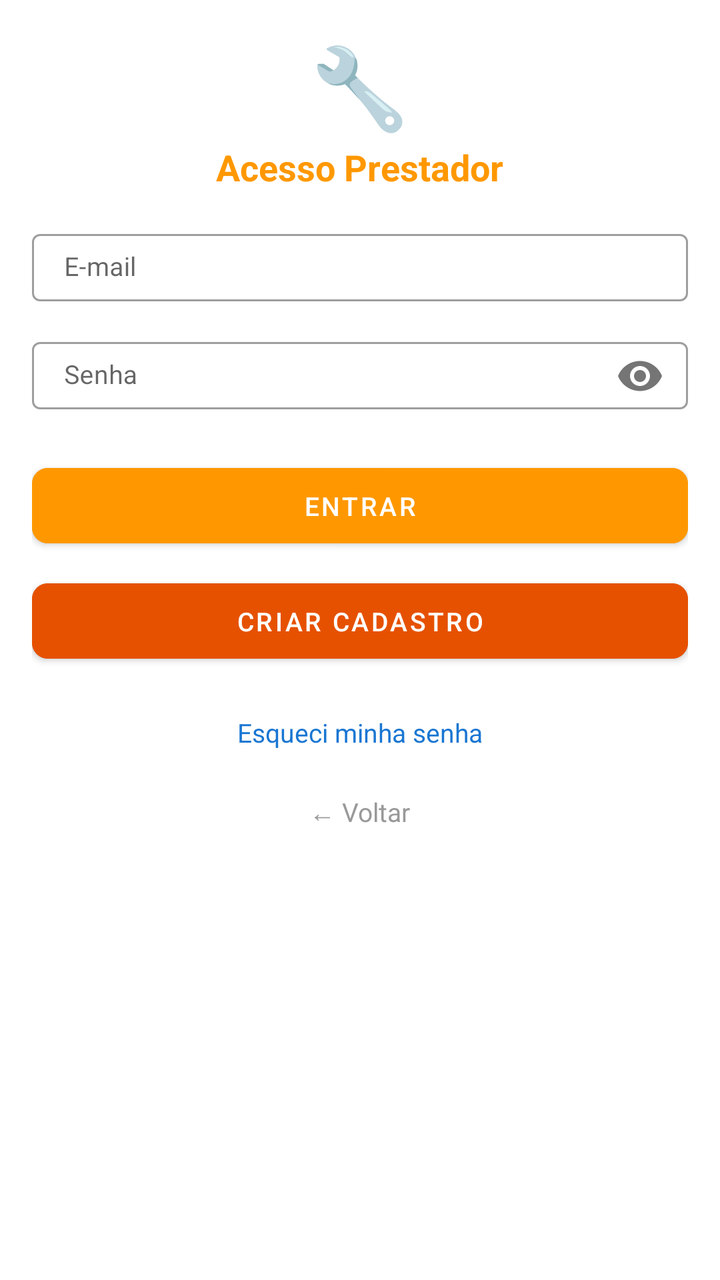
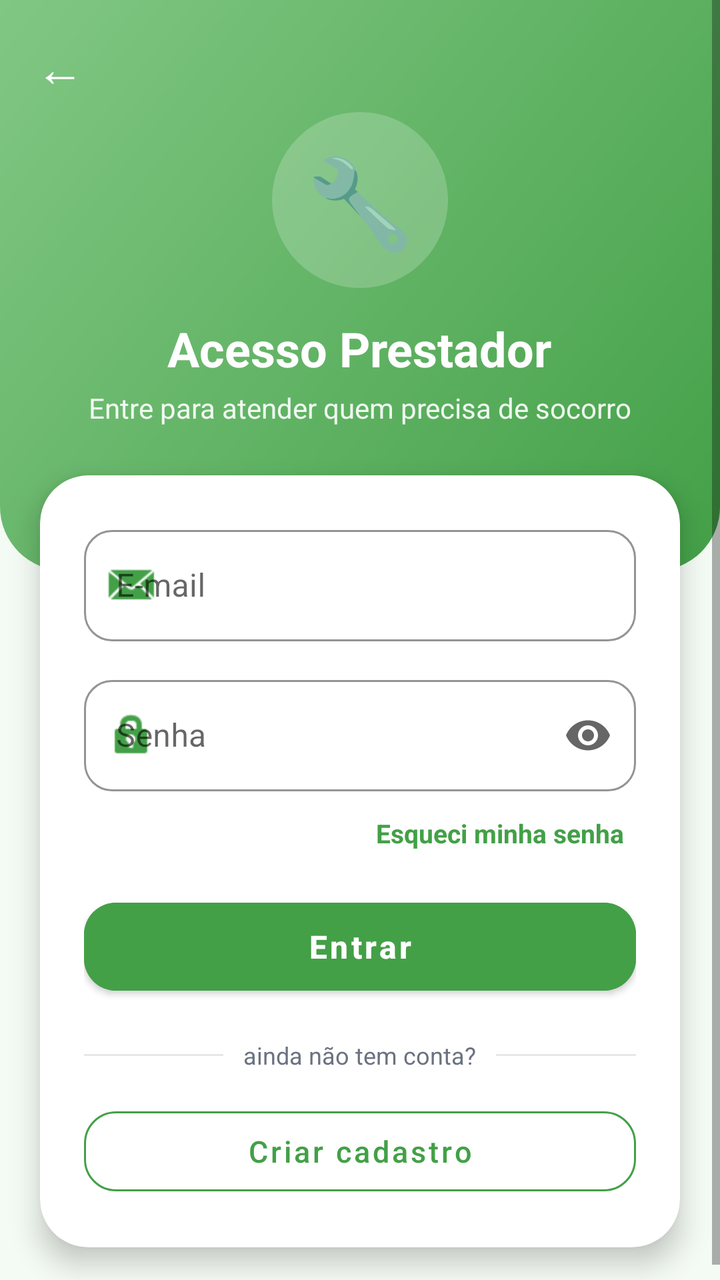

Before-and-after screenshots of an Android layout around one commit, followed by the original layout XML and the change that was made.
<!-- AndroidManifest.xml: application theme Theme.MaterialComponents.Light.NoActionBar -->
<!-- res/layout/activity_login_prestador.xml -->
<?xml version="1.0" encoding="utf-8"?>
<LinearLayout xmlns:android="http://schemas.android.com/apk/res/android"
    xmlns:app="http://schemas.android.com/apk/res-auto"
    xmlns:tools="http://schemas.android.com/tools"
    android:layout_width="match_parent"
    android:layout_height="match_parent"
    android:orientation="vertical"
    android:padding="16dp"
    android:paddingTop="48dp"
    android:background="@android:color/white"
    android:fitsSystemWindows="true"
    tools:context=".LoginPrestadorActivity">

    
    <TextView
        android:layout_width="wrap_content"
        android:layout_height="wrap_content"
        android:text="🔧"
        android:textSize="40sp"
        android:layout_marginBottom="2dp"
        android:layout_gravity="center_horizontal" />

    
    <TextView
        android:layout_width="wrap_content"
        android:layout_height="wrap_content"
        android:text="Acesso Prestador"
        android:textSize="18sp"
        android:textStyle="bold"
        android:textColor="#FF9800"
        android:layout_marginBottom="16dp"
        android:layout_gravity="center_horizontal" />

    
    <com.google.android.material.textfield.TextInputLayout
        android:layout_width="match_parent"
        android:layout_height="wrap_content"
        android:layout_marginBottom="8dp"
        app:hintEnabled="true"
        style="@style/Widget.MaterialComponents.TextInputLayout.OutlinedBox">

        <com.google.android.material.textfield.TextInputEditText
            android:id="@+id/edtEmailLogin"
            android:layout_width="match_parent"
            android:layout_height="wrap_content"
            android:hint="E-mail"
            android:inputType="textEmailAddress"
            android:maxLines="1"
            android:textSize="13sp"
            android:paddingTop="8dp"
            android:paddingBottom="8dp" />
    </com.google.android.material.textfield.TextInputLayout>

    
    <com.google.android.material.textfield.TextInputLayout
        android:layout_width="match_parent"
        android:layout_height="wrap_content"
        android:layout_marginBottom="16dp"
        app:hintEnabled="true"
        app:passwordToggleEnabled="true"
        style="@style/Widget.MaterialComponents.TextInputLayout.OutlinedBox">

        <com.google.android.material.textfield.TextInputEditText
            android:id="@+id/edtSenhaLogin"
            android:layout_width="match_parent"
            android:layout_height="wrap_content"
            android:hint="Senha"
            android:inputType="textPassword"
            android:maxLines="1"
            android:textSize="13sp"
            android:paddingTop="8dp"
            android:paddingBottom="8dp" />
    </com.google.android.material.textfield.TextInputLayout>

    
    <com.google.android.material.button.MaterialButton
        android:id="@+id/btnEntrar"
        android:layout_width="match_parent"
        android:layout_height="wrap_content"
        android:text="ENTRAR"
        android:textSize="13sp"
        android:padding="10dp"
        android:backgroundTint="#FF9800"
        app:cornerRadius="8dp"
        android:layout_marginBottom="8dp" />

    
    <com.google.android.material.button.MaterialButton
        android:id="@+id/btnCriarConta"
        android:layout_width="match_parent"
        android:layout_height="wrap_content"
        android:text="CRIAR CADASTRO"
        android:textSize="13sp"
        android:padding="10dp"
        android:backgroundTint="#E65100"
        app:cornerRadius="8dp"
        android:layout_marginBottom="16dp" />

    
    <TextView
        android:id="@+id/btnEsqueciSenha"
        android:layout_width="wrap_content"
        android:layout_height="wrap_content"
        android:text="Esqueci minha senha"
        android:textSize="13sp"
        android:textColor="#1976D2"
        android:padding="6dp"
        android:clickable="true"
        android:focusable="true"
        android:background="?attr/selectableItemBackground"
        android:layout_gravity="center_horizontal"
        android:layout_marginBottom="12dp" />

    
    <TextView
        android:id="@+id/tvMensagem"
        android:layout_width="wrap_content"
        android:layout_height="wrap_content"
        android:text=""
        android:textColor="#D32F2F"
        android:textSize="12sp"
        android:visibility="gone"
        android:layout_gravity="center_horizontal"
        android:layout_marginBottom="12dp" />

    
    <TextView
        android:id="@+id/btnVoltarLogin"
        android:layout_width="wrap_content"
        android:layout_height="wrap_content"
        android:text="← Voltar"
        android:textSize="13sp"
        android:textColor="#999999"
        android:clickable="true"
        android:focusable="true"
        android:background="?attr/selectableItemBackground"
        android:layout_gravity="center_horizontal"
        android:padding="4dp" />

</LinearLayout>
<!-- resources referenced by this layout -->
<resources>

</resources>

<!-- the commit's change to res/layout/activity_login_prestador.xml (unified diff, before → after) -->
@@ -1,140 +1,217 @@
 <?xml version="1.0" encoding="utf-8"?>
-<LinearLayout xmlns:android="http://schemas.android.com/apk/res/android"
+<ScrollView xmlns:android="http://schemas.android.com/apk/res/android"
     xmlns:app="http://schemas.android.com/apk/res-auto"
     xmlns:tools="http://schemas.android.com/tools"
     android:layout_width="match_parent"
     android:layout_height="match_parent"
-    android:orientation="vertical"
-    android:padding="16dp"
-    android:paddingTop="48dp"
-    android:background="@android:color/white"
+    android:background="@color/prestador_fundo"
+    android:fillViewport="true"
     android:fitsSystemWindows="true"
     tools:context=".LoginPrestadorActivity">
 
-    
-    <TextView
-        android:layout_width="wrap_content"
-        android:layout_height="wrap_content"
-        android:text="🔧"
-        android:textSize="40sp"
-        android:layout_marginBottom="2dp"
-        android:layout_gravity="center_horizontal" />
-
-    
-    <TextView
-        android:layout_width="wrap_content"
-        android:layout_height="wrap_content"
-        android:text="Acesso Prestador"
-        android:textSize="18sp"
-        android:textStyle="bold"
-        android:textColor="#FF9800"
-        android:layout_marginBottom="16dp"
-        android:layout_gravity="center_horizontal" />
-
-    
-    <com.google.android.material.textfield.TextInputLayout
+    <LinearLayout
         android:layout_width="match_parent"
         android:layout_height="wrap_content"
-        android:layout_marginBottom="8dp"
-        app:hintEnabled="true"
-        style="@style/Widget.MaterialComponents.TextInputLayout.OutlinedBox">
-
-        <com.google.android.material.textfield.TextInputEditText
-            android:id="@+id/edtEmailLogin"
+        android:orientation="vertical">
+
+        
+        <LinearLayout
             android:layout_width="match_parent"
             android:layout_height="wrap_content"
-            android:hint="E-mail"
-            android:inputType="textEmailAddress"
-            android:maxLines="1"
-            android:textSize="13sp"
-            android:paddingTop="8dp"
-            android:paddingBottom="8dp" />
-    </com.google.android.material.textfield.TextInputLayout>
-
-    
-    <com.google.android.material.textfield.TextInputLayout
-        android:layout_width="match_parent"
-        android:layout_height="wrap_content"
-        android:layout_marginBottom="16dp"
-        app:hintEnabled="true"
-        app:passwordToggleEnabled="true"
-        style="@style/Widget.MaterialComponents.TextInputLayout.OutlinedBox">
-
-        <com.google.android.material.textfield.TextInputEditText
-            android:id="@+id/edtSenhaLogin"
+            android:background="@drawable/bg_prestador_header"
+            android:gravity="center_horizontal"
+            android:orientation="vertical"
+            android:paddingTop="12dp"
+            android:paddingBottom="72dp">
+
+            <TextView
+                android:id="@+id/btnVoltarLogin"
+                android:layout_width="44dp"
+                android:layout_height="44dp"
+                android:layout_gravity="start"
+                android:layout_marginStart="8dp"
+                android:background="?attr/selectableItemBackgroundBorderless"
+                android:clickable="true"
+                android:focusable="true"
+                android:gravity="center"
+                android:text="←"
+                android:textColor="@android:color/white"
+                android:textSize="24sp" />
+
+            <TextView
+                android:layout_width="88dp"
+                android:layout_height="88dp"
+                android:background="@drawable/bg_admin_avatar"
+                android:backgroundTint="#33FFFFFF"
+                android:gravity="center"
+                android:text="🔧"
+                android:textSize="44sp" />
+
+            <TextView
+                android:layout_width="wrap_content"
+                android:layout_height="wrap_content"
+                android:layout_marginTop="14dp"
+                android:text="Acesso Prestador"
+                android:textColor="@android:color/white"
+                android:textSize="24sp"
+                android:textStyle="bold" />
+
+            <TextView
+                android:layout_width="wrap_content"
+                android:layout_height="wrap_content"
+                android:layout_marginTop="4dp"
+                android:text="Entre para atender quem precisa de socorro"
+                android:textColor="#E6FFFFFF"
+                android:textSize="14sp" />
+        </LinearLayout>
+
+        
+        <com.google.android.material.card.MaterialCardView
             android:layout_width="match_parent"
             android:layout_height="wrap_content"
-            android:hint="Senha"
-            android:inputType="textPassword"
-            android:maxLines="1"
-            android:textSize="13sp"
-            android:paddingTop="8dp"
-            android:paddingBottom="8dp" />
-    </com.google.android.material.textfield.TextInputLayout>
-
-    
-    <com.google.android.material.button.MaterialButton
-        android:id="@+id/btnEntrar"
-        android:layout_width="match_parent"
-        android:layout_height="wrap_content"
-        android:text="ENTRAR"
-        android:textSize="13sp"
-        android:padding="10dp"
-        android:backgroundTint="#FF9800"
-        app:cornerRadius="8dp"
-        android:layout_marginBottom="8dp" />
-
-    
-    <com.google.android.material.button.MaterialButton
-        android:id="@+id/btnCriarConta"
-        android:layout_width="match_parent"
-        android:layout_height="wrap_content"
-        android:text="CRIAR CADASTRO"
-        android:textSize="13sp"
-        android:padding="10dp"
-        android:backgroundTint="#E65100"
-        app:cornerRadius="8dp"
-        android:layout_marginBottom="16dp" />
-
-    
-    <TextView
-        android:id="@+id/btnEsqueciSenha"
-        android:layout_width="wrap_content"
-        android:layout_height="wrap_content"
-        android:text="Esqueci minha senha"
-        android:textSize="13sp"
-        android:textColor="#1976D2"
-        android:padding="6dp"
-        android:clickable="true"
-        android:focusable="true"
-        android:background="?attr/selectableItemBackground"
-        android:layout_gravity="center_horizontal"
-        android:layout_marginBottom="12dp" />
-
-    
-    <TextView
-        android:id="@+id/tvMensagem"
-        android:layout_width="wrap_content"
-        android:layout_height="wrap_content"
-        android:text=""
-        android:textColor="#D32F2F"
-        android:textSize="12sp"
-        android:visibility="gone"
-        android:layout_gravity="center_horizontal"
-        android:layout_marginBottom="12dp" />
-
-    
-    <TextView
-        android:id="@+id/btnVoltarLogin"
-        android:layout_width="wrap_content"
-        android:layout_height="wrap_content"
-        android:text="← Voltar"
-        android:textSize="13sp"
-        android:textColor="#999999"
-        android:clickable="true"
-        android:focusable="true"
-        android:background="?attr/selectableItemBackground"
-        android:layout_gravity="center_horizontal"
-        android:padding="4dp" />
-
-</LinearLayout>
+            android:layout_marginStart="20dp"
+            android:layout_marginTop="-48dp"
+            android:layout_marginEnd="20dp"
+            android:layout_marginBottom="24dp"
+            app:cardBackgroundColor="@android:color/white"
+            app:cardCornerRadius="24dp"
+            app:cardElevation="8dp">
+
+            <LinearLayout
+                android:layout_width="match_parent"
+                android:layout_height="wrap_content"
+                android:orientation="vertical"
+                android:padding="22dp">
+
+                <com.google.android.material.textfield.TextInputLayout
+                    style="@style/Widget.MaterialComponents.TextInputLayout.OutlinedBox"
+                    android:layout_width="match_parent"
+                    android:layout_height="wrap_content"
+                    android:hint="E-mail"
+                    app:boxCornerRadiusBottomEnd="14dp"
+                    app:boxCornerRadiusBottomStart="14dp"
+                    app:boxCornerRadiusTopEnd="14dp"
+                    app:boxCornerRadiusTopStart="14dp"
+                    app:boxStrokeColor="@color/prestador_verde"
+                    app:hintTextColor="@color/prestador_verde"
+                    app:startIconDrawable="@android:drawable/sym_action_email"
+                    app:startIconTint="@color/prestador_verde">
+
+                    <com.google.android.material.textfield.TextInputEditText
+                        android:id="@+id/edtEmailLogin"
+                        android:layout_width="match_parent"
+                        android:layout_height="wrap_content"
+                        android:inputType="textEmailAddress"
+                        android:maxLines="1" />
+                </com.google.android.material.textfield.TextInputLayout>
+
+                <com.google.android.material.textfield.TextInputLayout
+                    style="@style/Widget.MaterialComponents.TextInputLayout.OutlinedBox"
+                    android:layout_width="match_parent"
+                    android:layout_height="wrap_content"
+                    android:layout_marginTop="14dp"
+                    android:hint="Senha"
+                    app:boxCornerRadiusBottomEnd="14dp"
+                    app:boxCornerRadiusBottomStart="14dp"
+                    app:boxCornerRadiusTopEnd="14dp"
+                    app:boxCornerRadiusTopStart="14dp"
+                    app:boxStrokeColor="@color/prestador_verde"
+                    app:endIconMode="password_toggle"
+                    app:hintTextColor="@color/prestador_verde"
+                    app:startIconDrawable="@android:drawable/ic_lock_idle_lock"
+                    app:startIconTint="@color/prestador_verde">
+
+                    <com.google.android.material.textfield.TextInputEditText
+                        android:id="@+id/edtSenhaLogin"
+                        android:layout_width="match_parent"
+                        android:layout_height="wrap_content"
+                        android:inputType="textPassword"
+                        android:maxLength="10"
+                        android:maxLines="1" />
+                </com.google.android.material.textfield.TextInputLayout>
+
+                <TextView
+                    android:id="@+id/btnEsqueciSenha"
+                    android:layout_width="wrap_content"
+                    android:layout_height="wrap_content"
+                    android:layout_gravity="end"
+                    android:layout_marginTop="6dp"
+                    android:background="?attr/selectableItemBackground"
+                    android:clickable="true"
+                    android:focusable="true"
+                    android:padding="6dp"
+                    android:text="Esqueci minha senha"
+                    android:textColor="@color/prestador_verde"
+                    android:textSize="13sp"
+                    android:textStyle="bold" />
+
+                <TextView
+                    android:id="@+id/tvMensagem"
+                    android:layout_width="match_parent"
+                    android:layout_height="wrap_content"
+                    android:layout_marginTop="8dp"
+                    android:background="@drawable/bg_admin_chip"
+                    android:backgroundTint="@color/admin_vermelho_claro"
+                    android:padding="10dp"
+                    android:textColor="#B91C1C"
+                    android:textSize="13sp"
+                    android:visibility="gone" />
+
+                <com.google.android.material.button.MaterialButton
+                    android:id="@+id/btnEntrar"
+                    android:layout_width="match_parent"
+                    android:layout_height="56dp"
+                    android:layout_marginTop="14dp"
+                    android:backgroundTint="@color/prestador_verde"
+                    android:text="Entrar"
+                    android:textAllCaps="false"
+                    android:textSize="16sp"
+                    android:textStyle="bold"
+                    app:cornerRadius="16dp" />
+
+                
+                <LinearLayout
+                    android:layout_width="match_parent"
+                    android:layout_height="wrap_content"
+                    android:layout_marginTop="18dp"
+                    android:gravity="center_vertical"
+                    android:orientation="horizontal">
+
+                    <View
+                        android:layout_width="0dp"
+                        android:layout_height="1dp"
+                        android:layout_weight="1"
+                        android:background="@color/admin_borda" />
+
+                    <TextView
+                        android:layout_width="wrap_content"
+                        android:layout_height="wrap_content"
+                        android:layout_marginStart="10dp"
+                        android:layout_marginEnd="10dp"
+                        android:text="ainda não tem conta?"
+                        android:textColor="@color/admin_texto_secundario"
+                        android:textSize="12sp" />
+
+                    <View
+                        android:layout_width="0dp"
+                        android:layout_height="1dp"
+                        android:layout_weight="1"
+                        android:background="@color/admin_borda" />
+                </LinearLayout>
+
+                <com.google.android.material.button.MaterialButton
+                    android:id="@+id/btnCriarConta"
+                    style="@style/Widget.MaterialComponents.Button.OutlinedButton"
+                    android:layout_width="match_parent"
+                    android:layout_height="52dp"
+                    android:layout_marginTop="14dp"
+                    android:text="Criar cadastro"
+                    android:textAllCaps="false"
+                    android:textColor="@color/prestador_verde"
+                    android:textSize="15sp"
+                    app:cornerRadius="16dp"
+                    app:strokeColor="@color/prestador_verde" />
+            </LinearLayout>
+        </com.google.android.material.card.MaterialCardView>
+    </LinearLayout>
+</ScrollView>
<!-- resource entries referenced after the edit -->
@@ -1,5 +1,32 @@
 <!-- resources referenced by this layout -->
 <resources>
-
+  <color name="admin_borda">#E5E7EB</color>
+  <color name="admin_texto_secundario">#6B7280</color>
+  <color name="admin_vermelho_claro">#FEE2E2</color>
+  <color name="prestador_fundo">#F4FAF4</color>
+  <color name="prestador_verde">#43A047</color>
+  <!-- drawable bg_admin_avatar (drawable) -->
+  <?xml version="1.0" encoding="utf-8"?>
+  <shape xmlns:android="http://schemas.android.com/apk/res/android" android:shape="oval">
+      <solid android:color="#FFFFFF" />
+  </shape>
+  <!-- drawable bg_admin_chip (drawable) -->
+  <?xml version="1.0" encoding="utf-8"?>
+  <shape xmlns:android="http://schemas.android.com/apk/res/android" android:shape="rectangle">
+      <solid android:color="#FFFFFF" />
+      <corners android:radius="12dp" />
+  </shape>
+  <!-- drawable bg_prestador_header (drawable) -->
+  <?xml version="1.0" encoding="utf-8"?>
+  <shape xmlns:android="http://schemas.android.com/apk/res/android" android:shape="rectangle">
+      <gradient
+          android:angle="315"
+          android:startColor="@color/prestador_verde_inicio"
+          android:endColor="@color/prestador_verde" />
+      <corners
+          android:bottomLeftRadius="32dp"
+          android:bottomRightRadius="32dp" />
+  </shape>
+  <color name="prestador_verde_inicio">#81C784</color>
 </resources>
 
